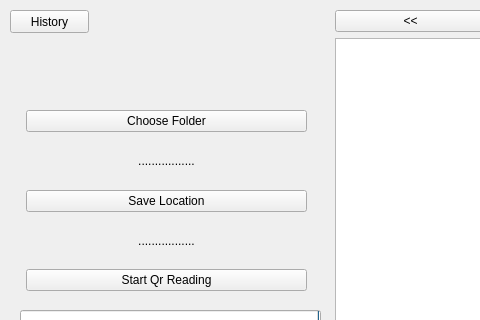
First picture: the form in qrdetector.ui, repository skardum/invoices-reader, before the edit; both pictures show x 0 to 480 and y 0 to 320 of the 969 by 838 pixel window.
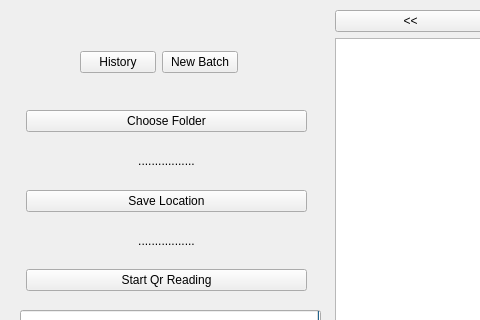
Second picture: the form after the edit.

```diff
--- a/qrdetector.ui
+++ b/qrdetector.ui
@@ -204,20 +204,7 @@
      </item>
     </layout>
    </widget>
-   <widget class="QPushButton" name="previous_extractions">
-    <property name="geometry">
-     <rect>
-      <x>10</x>
-      <y>10</y>
-      <width>79</width>
-      <height>23</height>
-     </rect>
-    </property>
-    <property name="text">
-     <string>History</string>
-    </property>
-   </widget>
-   <widget class="QWidget" name="">
+   <widget class="QWidget" name="layoutWidget">
     <property name="geometry">
      <rect>
       <x>20</x>
@@ -227,17 +214,43 @@
      </rect>
     </property>
     <layout class="QGridLayout" name="gridLayout_4">
-     <item row="0" column="0">
-      <widget class="QPushButton" name="save">
-       <property name="text">
-        <string>Save Edits</string>
-       </property>
-      </widget>
-     </item>
      <item row="0" column="1">
       <widget class="QPushButton" name="ai_button">
        <property name="text">
         <string>Extract Invoice With AI</string>
+       </property>
+      </widget>
+     </item>
+     <item row="0" column="0">
+      <widget class="QPushButton" name="save">
+       <property name="text">
+        <string>Save Edits</string>
+       </property>
+      </widget>
+     </item>
+    </layout>
+   </widget>
+   <widget class="QWidget" name="">
+    <property name="geometry">
+     <rect>
+      <x>80</x>
+      <y>50</y>
+      <width>158</width>
+      <height>25</height>
+     </rect>
+    </property>
+    <layout class="QGridLayout" name="gridLayout_5">
+     <item row="0" column="0">
+      <widget class="QPushButton" name="previous_extractions">
+       <property name="text">
+        <string>History</string>
+       </property>
+      </widget>
+     </item>
+     <item row="0" column="1">
+      <widget class="QPushButton" name="new_batch">
+       <property name="text">
+        <string>New Batch</string>
        </property>
       </widget>
      </item>
```
